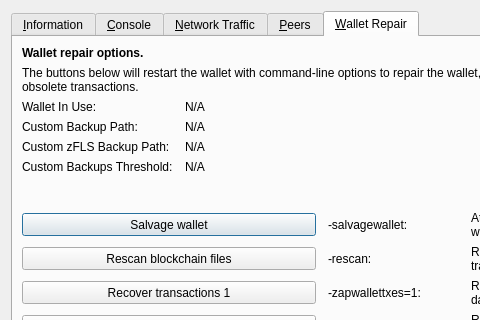
Above: src/qt/forms/rpcconsole.ui from Liquid369/blank before the change; both pictures show x 0 to 480 and y 0 to 320 of the 769 by 496 pixel window. Below: the same form after it.
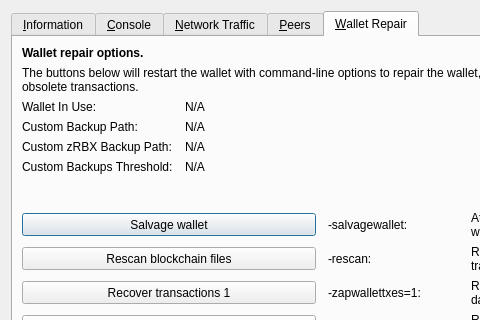
That is the form after the change. The open tabs and pages were chosen to show the change. Icons and pictures are not drawn. Custom widgets are drawn as their Qt base class.

```diff
--- a/src/qt/forms/rpcconsole.ui
+++ b/src/qt/forms/rpcconsole.ui
@@ -1333,7 +1333,7 @@
           <bool>false</bool>
          </property>
          <property name="text">
-          <string>Custom zFLS Backup Path:</string>
+          <string>Custom zRBX Backup Path:</string>
          </property>
         </widget>
        </item>
```
Left out of the diff: 10 changed lines with no effect on the pictures.
